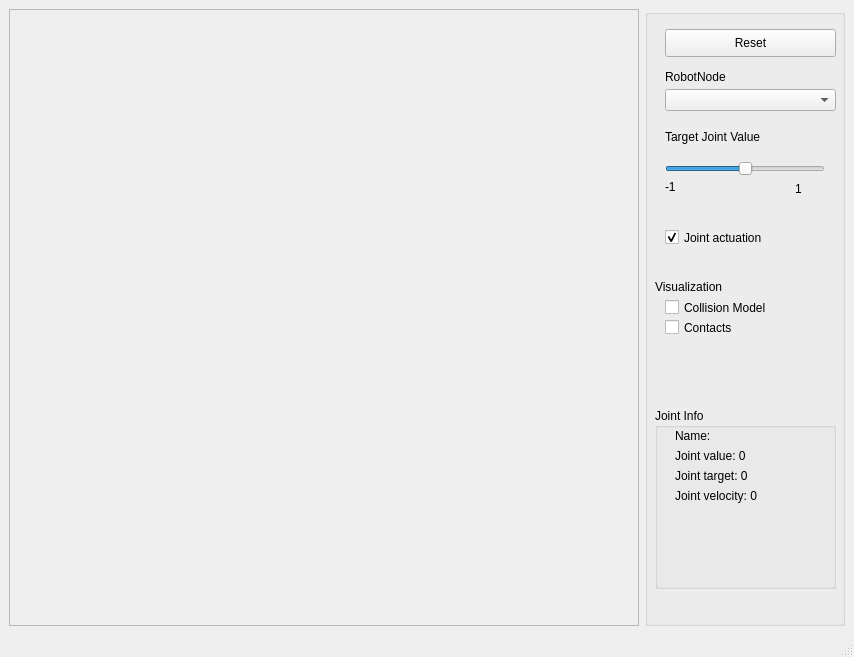
Old version of the form SimDynamics/examples/SimDynamicsViewer/simDynamicsViewer.ui in the repository softbankrobotics-research/Simox.
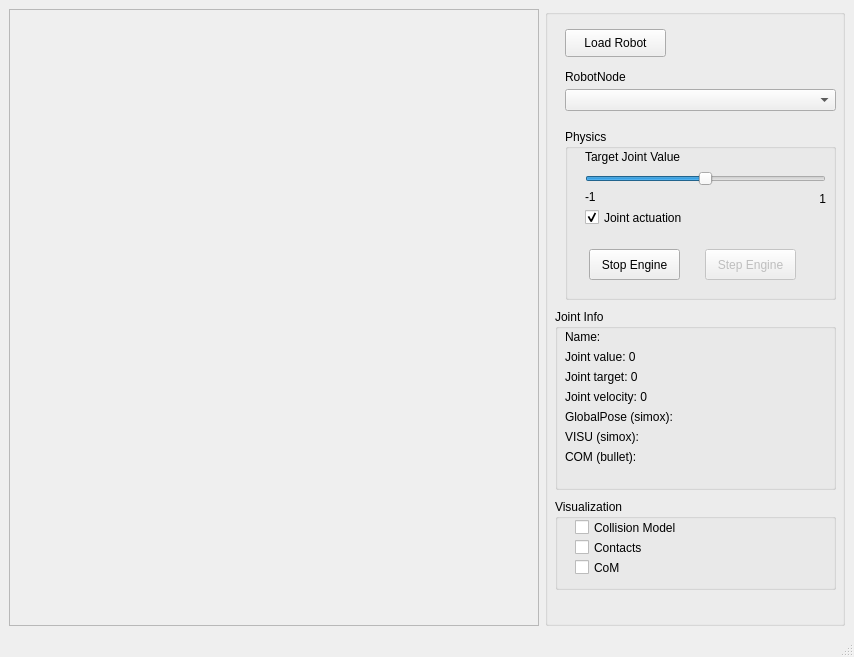
New version of the form.

Commit message: Added extended functionality to BulletEngine/CoinQtBulletViewer. Mutex protections and start/stop/step engine functionality. Fixed missing const definition in SimoxCollisionDispatcher: now the correct methods are called by the bullet framework. Improved SimDynamiosViewer: Start/Stop/Step engine, CoM visualizations

Diff of the .ui file:
```diff
--- a/SimDynamics/examples/SimDynamicsViewer/simDynamicsViewer.ui
+++ b/SimDynamics/examples/SimDynamicsViewer/simDynamicsViewer.ui
@@ -29,7 +29,7 @@
      <widget class="QGroupBox" name="groupBox">
       <property name="maximumSize">
        <size>
-        <width>200</width>
+        <width>300</width>
         <height>16777215</height>
        </size>
       </property>
@@ -41,46 +41,20 @@
         <rect>
          <x>20</x>
          <y>20</y>
-         <width>171</width>
+         <width>101</width>
          <height>28</height>
         </rect>
        </property>
        <property name="text">
-        <string>Reset</string>
-       </property>
-      </widget>
-      <widget class="QLabel" name="label_10">
-       <property name="geometry">
-        <rect>
-         <x>10</x>
-         <y>270</y>
-         <width>81</width>
-         <height>16</height>
-        </rect>
-       </property>
-       <property name="text">
-        <string>Visualization</string>
-       </property>
-      </widget>
-      <widget class="QCheckBox" name="checkBoxColModel">
-       <property name="geometry">
-        <rect>
-         <x>20</x>
-         <y>290</y>
-         <width>141</width>
-         <height>17</height>
-        </rect>
-       </property>
-       <property name="text">
-        <string>Collision Model</string>
+        <string>Load Robot</string>
        </property>
       </widget>
       <widget class="QGroupBox" name="groupBox_2">
        <property name="geometry">
         <rect>
          <x>10</x>
-         <y>399</y>
-         <width>181</width>
+         <y>300</y>
+         <width>281</width>
          <height>181</height>
         </rect>
        </property>
@@ -90,9 +64,9 @@
        <widget class="QLabel" name="label_RNTarget">
         <property name="geometry">
          <rect>
-          <x>20</x>
+          <x>10</x>
           <y>60</y>
-          <width>151</width>
+          <width>161</width>
           <height>16</height>
          </rect>
         </property>
@@ -103,9 +77,9 @@
        <widget class="QLabel" name="label_RNVelocity">
         <property name="geometry">
          <rect>
-          <x>20</x>
+          <x>10</x>
           <y>80</y>
-          <width>151</width>
+          <width>161</width>
           <height>16</height>
          </rect>
         </property>
@@ -116,9 +90,9 @@
        <widget class="QLabel" name="label_RNValue">
         <property name="geometry">
          <rect>
-          <x>20</x>
+          <x>10</x>
           <y>40</y>
-          <width>151</width>
+          <width>161</width>
           <height>16</height>
          </rect>
         </property>
@@ -129,9 +103,9 @@
        <widget class="QLabel" name="label_RNName">
         <property name="geometry">
          <rect>
-          <x>20</x>
+          <x>10</x>
           <y>20</y>
-          <width>151</width>
+          <width>161</width>
           <height>16</height>
          </rect>
         </property>
@@ -139,13 +113,52 @@
          <string>Name: &lt;not set&gt;</string>
         </property>
        </widget>
+       <widget class="QLabel" name="label_RNPosVisu">
+        <property name="geometry">
+         <rect>
+          <x>10</x>
+          <y>120</y>
+          <width>261</width>
+          <height>16</height>
+         </rect>
+        </property>
+        <property name="text">
+         <string>VISU (simox):</string>
+        </property>
+       </widget>
+       <widget class="QLabel" name="label_RNPosCom">
+        <property name="geometry">
+         <rect>
+          <x>10</x>
+          <y>140</y>
+          <width>261</width>
+          <height>16</height>
+         </rect>
+        </property>
+        <property name="text">
+         <string>COM (bullet):</string>
+        </property>
+       </widget>
+       <widget class="QLabel" name="label_RNPosGP">
+        <property name="geometry">
+         <rect>
+          <x>10</x>
+          <y>100</y>
+          <width>261</width>
+          <height>16</height>
+         </rect>
+        </property>
+        <property name="text">
+         <string>GlobalPose (simox):</string>
+        </property>
+       </widget>
       </widget>
       <widget class="QComboBox" name="comboBoxRobotNode">
        <property name="geometry">
         <rect>
          <x>20</x>
          <y>80</y>
-         <width>171</width>
+         <width>271</width>
          <height>22</height>
         </rect>
        </property>
@@ -163,95 +176,179 @@
         <string>RobotNode</string>
        </property>
       </widget>
-      <widget class="QSlider" name="horizontalSliderTarget">
+      <widget class="QGroupBox" name="groupBox_3">
        <property name="geometry">
         <rect>
-         <x>20</x>
-         <y>150</y>
-         <width>160</width>
-         <height>19</height>
+         <x>10</x>
+         <y>490</y>
+         <width>281</width>
+         <height>91</height>
         </rect>
        </property>
-       <property name="minimum">
-        <number>-100</number>
+       <property name="title">
+        <string>Visualization</string>
        </property>
-       <property name="maximum">
-        <number>100</number>
-       </property>
-       <property name="orientation">
-        <enum>Qt::Horizontal</enum>
-       </property>
+       <widget class="QCheckBox" name="checkBoxCom">
+        <property name="geometry">
+         <rect>
+          <x>20</x>
+          <y>60</y>
+          <width>141</width>
+          <height>17</height>
+         </rect>
+        </property>
+        <property name="text">
+         <string>CoM</string>
+        </property>
+       </widget>
+       <widget class="QCheckBox" name="checkBoxContacts">
+        <property name="geometry">
+         <rect>
+          <x>20</x>
+          <y>40</y>
+          <width>141</width>
+          <height>17</height>
+         </rect>
+        </property>
+        <property name="text">
+         <string>Contacts</string>
+        </property>
+       </widget>
+       <widget class="QCheckBox" name="checkBoxColModel">
+        <property name="geometry">
+         <rect>
+          <x>20</x>
+          <y>20</y>
+          <width>141</width>
+          <height>17</height>
+         </rect>
+        </property>
+        <property name="text">
+         <string>Collision Model</string>
+        </property>
+       </widget>
       </widget>
-      <widget class="QLabel" name="label_8">
+      <widget class="QGroupBox" name="groupBox_4">
        <property name="geometry">
         <rect>
          <x>20</x>
          <y>120</y>
-         <width>131</width>
-         <height>16</height>
+         <width>271</width>
+         <height>171</height>
         </rect>
        </property>
-       <property name="text">
-        <string>Target Joint Value</string>
+       <property name="title">
+        <string>Physics</string>
        </property>
-      </widget>
-      <widget class="QLabel" name="label_TargetMin">
-       <property name="geometry">
-        <rect>
-         <x>20</x>
-         <y>170</y>
-         <width>41</width>
-         <height>16</height>
-        </rect>
-       </property>
-       <property name="text">
-        <string>-1</string>
-       </property>
-      </widget>
-      <widget class="QLabel" name="label_TargetMax">
-       <property name="geometry">
-        <rect>
-         <x>150</x>
-         <y>170</y>
-         <width>31</width>
-         <height>20</height>
-        </rect>
-       </property>
-       <property name="layoutDirection">
-        <enum>Qt::RightToLeft</enum>
-       </property>
-       <property name="text">
-        <string>1</string>
-       </property>
-      </widget>
-      <widget class="QCheckBox" name="checkBoxContacts">
-       <property name="geometry">
-        <rect>
-         <x>20</x>
-         <y>310</y>
-         <width>141</width>
-         <height>17</height>
-        </rect>
-       </property>
-       <property name="text">
-        <string>Contacts</string>
-       </property>
-      </widget>
-      <widget class="QCheckBox" name="checkBoxActuation">
-       <property name="geometry">
-        <rect>
-         <x>20</x>
-         <y>220</y>
-         <width>141</width>
-         <height>17</height>
-        </rect>
-       </property>
-       <property name="text">
-        <string>Joint actuation</string>
-       </property>
-       <property name="checked">
-        <bool>true</bool>
-       </property>
+       <widget class="QCheckBox" name="checkBoxActuation">
+        <property name="geometry">
+         <rect>
+          <x>20</x>
+          <y>80</y>
+          <width>141</width>
+          <height>17</height>
+         </rect>
+        </property>
+        <property name="text">
+         <string>Joint actuation</string>
+        </property>
+        <property name="checked">
+         <bool>true</bool>
+        </property>
+       </widget>
+       <widget class="QLabel" name="label_8">
+        <property name="geometry">
+         <rect>
+          <x>20</x>
+          <y>20</y>
+          <width>131</width>
+          <height>16</height>
+         </rect>
+        </property>
+        <property name="text">
+         <string>Target Joint Value</string>
+        </property>
+       </widget>
+       <widget class="QLabel" name="label_TargetMin">
+        <property name="geometry">
+         <rect>
+          <x>20</x>
+          <y>60</y>
+          <width>81</width>
+          <height>16</height>
+         </rect>
+        </property>
+        <property name="text">
+         <string>-1</string>
+        </property>
+       </widget>
+       <widget class="QSlider" name="horizontalSliderTarget">
+        <property name="geometry">
+         <rect>
+          <x>20</x>
+          <y>40</y>
+          <width>241</width>
+          <height>19</height>
+         </rect>
+        </property>
+        <property name="minimum">
+         <number>-100</number>
+        </property>
+        <property name="maximum">
+         <number>100</number>
+        </property>
+        <property name="orientation">
+         <enum>Qt::Horizontal</enum>
+        </property>
+       </widget>
+       <widget class="QLabel" name="label_TargetMax">
+        <property name="geometry">
+         <rect>
+          <x>190</x>
+          <y>60</y>
+          <width>71</width>
+          <height>20</height>
+         </rect>
+        </property>
+        <property name="layoutDirection">
+         <enum>Qt::RightToLeft</enum>
+        </property>
+        <property name="text">
+         <string>1</string>
+        </property>
+        <property name="alignment">
+         <set>Qt::AlignRight|Qt::AlignTrailing|Qt::AlignVCenter</set>
+        </property>
+       </widget>
+       <widget class="QPushButton" name="pushButtonStartStop">
+        <property name="geometry">
+         <rect>
+          <x>24</x>
+          <y>120</y>
+          <width>91</width>
+          <height>31</height>
+         </rect>
+        </property>
+        <property name="text">
+         <string>Stop Engine</string>
+        </property>
+       </widget>
+       <widget class="QPushButton" name="pushButtonStep">
+        <property name="enabled">
+         <bool>false</bool>
+        </property>
+        <property name="geometry">
+         <rect>
+          <x>140</x>
+          <y>120</y>
+          <width>91</width>
+          <height>31</height>
+         </rect>
+        </property>
+        <property name="text">
+         <string>Step Engine</string>
+        </property>
+       </widget>
       </widget>
      </widget>
     </item>
```
Left out of the diff: 2 changed lines with no effect on the pictures. The commit also changes 26 other files.
